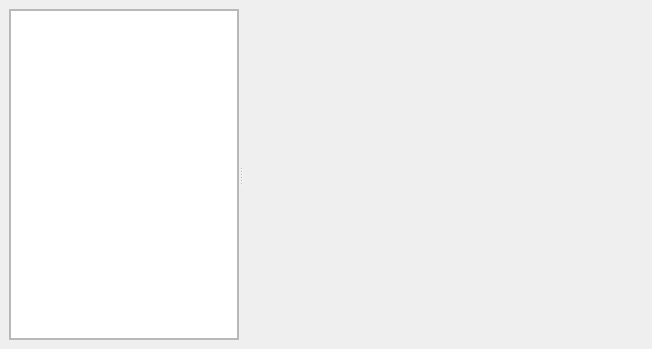
okstar-org/ok-msg-desktop, file src/UI/window/config/plugin/src/PluginManagerForm.ui: the form before one commit.
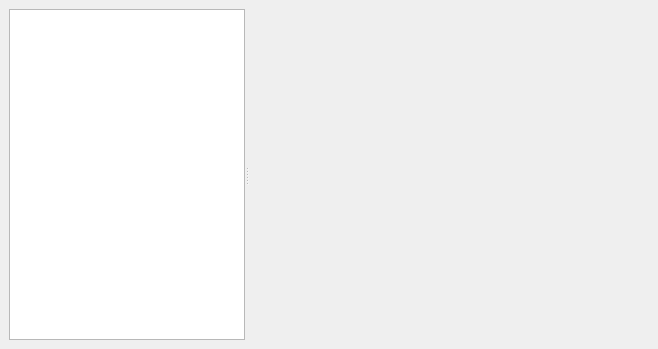
The form after the commit. Custom widgets are drawn as their Qt base class.

Patch:
```diff
--- a/src/UI/window/config/plugin/src/PluginManagerForm.ui
+++ b/src/UI/window/config/plugin/src/PluginManagerForm.ui
@@ -6,7 +6,7 @@
    <rect>
     <x>0</x>
     <y>0</y>
-    <width>652</width>
+    <width>658</width>
     <height>349</height>
    </rect>
   </property>
@@ -44,12 +44,6 @@
            <height>0</height>
           </size>
          </property>
-         <property name="maximumSize">
-          <size>
-           <width>180</width>
-           <height>16777215</height>
-          </size>
-         </property>
          <layout class="QVBoxLayout" name="verticalLayout">
           <property name="spacing">
            <number>0</number>
@@ -67,41 +61,7 @@
            <number>0</number>
           </property>
           <item>
-           <widget class="QScrollArea" name="scrollArea">
-            <property name="widgetResizable">
-             <bool>true</bool>
-            </property>
-            <widget class="QWidget" name="scrollAreaWidgetContents">
-             <property name="geometry">
-              <rect>
-               <x>0</x>
-               <y>0</y>
-               <width>226</width>
-               <height>333</height>
-              </rect>
-             </property>
-             <layout class="QVBoxLayout" name="verticalLayout_5">
-              <property name="spacing">
-               <number>0</number>
-              </property>
-              <property name="leftMargin">
-               <number>0</number>
-              </property>
-              <property name="topMargin">
-               <number>0</number>
-              </property>
-              <property name="rightMargin">
-               <number>0</number>
-              </property>
-              <property name="bottomMargin">
-               <number>0</number>
-              </property>
-              <item>
-               <widget class="QListWidget" name="listWidget"/>
-              </item>
-             </layout>
-            </widget>
-           </widget>
+           <widget class="PluginListWidget" name="listWidget"/>
           </item>
          </layout>
         </widget>
@@ -141,6 +101,13 @@
    </item>
   </layout>
  </widget>
+ <customwidgets>
+  <customwidget>
+   <class>PluginListWidget</class>
+   <extends>QListWidget</extends>
+   <header>plugin/src/PluginListWidget.h</header>
+  </customwidget>
+ </customwidgets>
  <resources/>
  <connections/>
 </ui>
```
